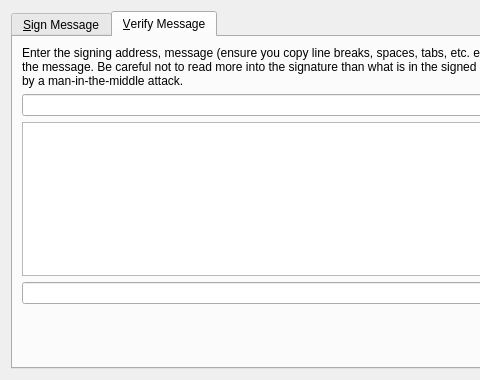
First picture: the form in src/qt/forms/signverifymessagedialog.ui, repository FantasyGold/FantasyGold-Core, before the edit; both pictures show x 0 to 480 and y 0 to 380 of the 700 by 380 pixel window.
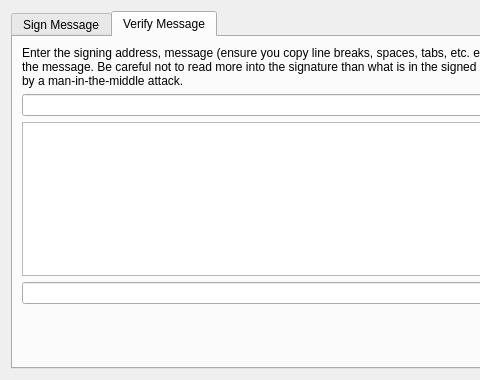
Second picture: the form after the edit. Icons and pictures are not drawn. Custom widgets are drawn as their Qt base class.

```diff
--- a/src/qt/forms/signverifymessagedialog.ui
+++ b/src/qt/forms/signverifymessagedialog.ui
@@ -24,7 +24,7 @@
      </property>
      <widget class="QWidget" name="tabSignMessage">
       <attribute name="title">
-       <string>&amp;Sign Message</string>
+       <string>Sign Message</string>
       </attribute>
       <layout class="QVBoxLayout" name="verticalLayout_SM">
        <item>
@@ -231,7 +231,7 @@
      </widget>
      <widget class="QWidget" name="tabVerifyMessage">
       <attribute name="title">
-       <string>&amp;Verify Message</string>
+       <string>Verify Message</string>
       </attribute>
       <layout class="QVBoxLayout" name="verticalLayout_VM">
        <item>
```
